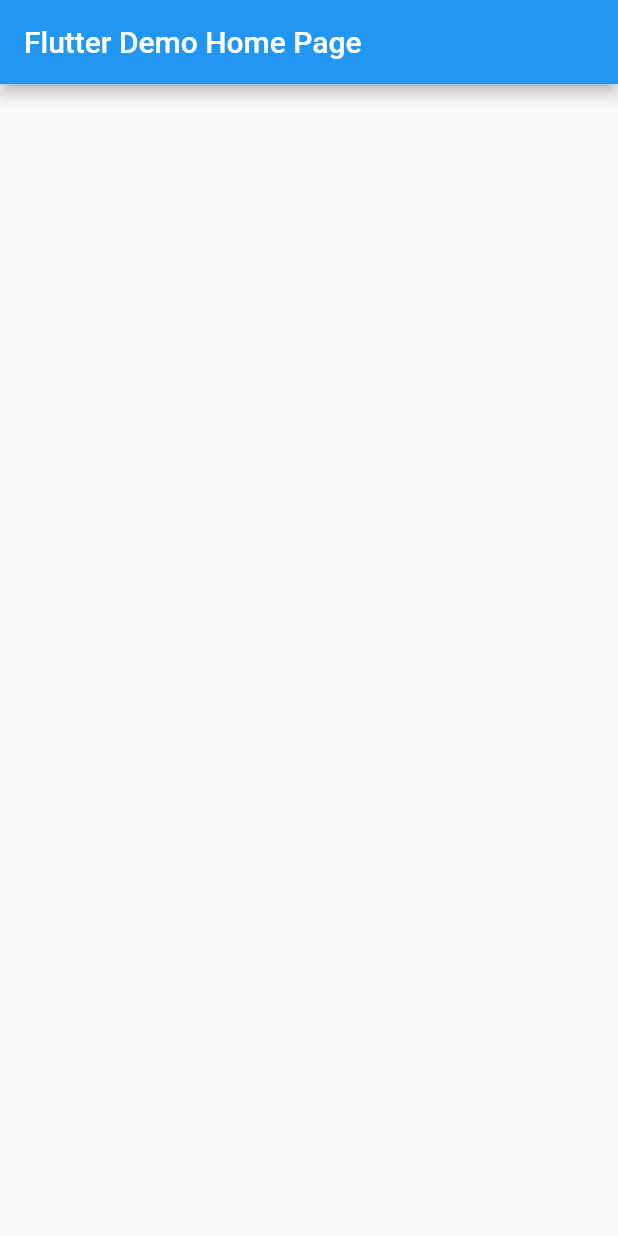
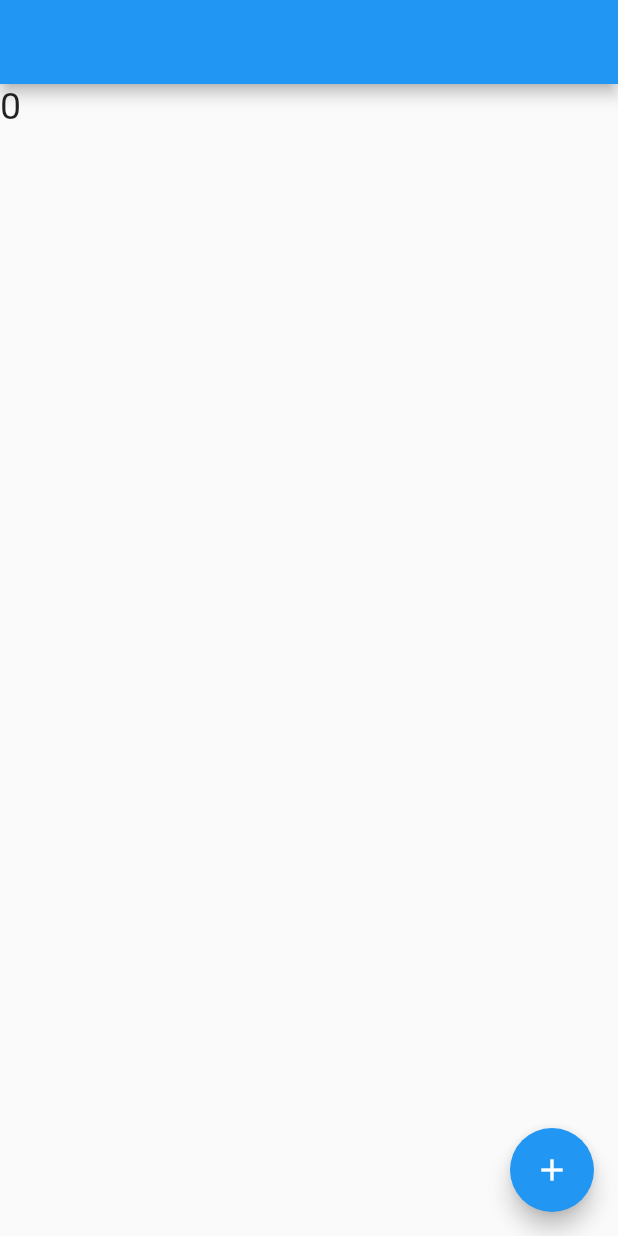
Before and after one commit to SaiyedMustaq/flutter_provider, a Flutter app: the screen it shows after launch, on a phone screen of 412 x 824 dp. Run offline on Flutter 3.47's test engine with Material 2 defaults, Android fonts, the phone set to English and light mode, and no system bars.

Commit message:
-conter page add

```diff
--- a/provider_flutter/lib/main.dart
+++ b/provider_flutter/lib/main.dart
@@ -1,4 +1,8 @@
 import 'package:flutter/material.dart';
+import 'package:provider/provider.dart';
+import 'package:provider_flutter/simple/Counter.dart';
+
+import 'widgets/SimpelCounter.dart';
 
 void main() {
   runApp(const MyApp());
@@ -10,31 +14,18 @@
   // This widget is the root of your application.
   @override
   Widget build(BuildContext context) {
-    return MaterialApp(
-      title: 'Flutter Demo',
-      theme: ThemeData(
-        primarySwatch: Colors.blue,
-      ),
-      home: const MyHomePage(title: 'Flutter Demo Home Page'),
-    );
-  }
-}
-
-class MyHomePage extends StatefulWidget {
-  const MyHomePage({Key? key, required this.title}) : super(key: key);
-
-  final String title;
-
-  @override
-  State<MyHomePage> createState() => _MyHomePageState();
-}
-
-class _MyHomePageState extends State<MyHomePage> {
-  @override
-  Widget build(BuildContext context) {
-    return Scaffold(
-      appBar: AppBar(
-        title: Text(widget.title),
+    return MultiProvider(
+      providers: [
+        ChangeNotifierProvider.value(
+          value: Counter(),
+        ),
+      ],
+      child: MaterialApp(
+        title: 'Flutter Demo',
+        theme: ThemeData(
+          primarySwatch: Colors.blue,
+        ),
+        home: MyHomePage(),
       ),
     );
   }
--- /dev/null
+++ b/provider_flutter/lib/simple/Counter.dart
@@ -0,0 +1,14 @@
+import 'package:flutter/cupertino.dart';
+
+class Counter extends ChangeNotifier {
+  int count = 0;
+
+  int get counter {
+    return count;
+  }
+
+  void increment() {
+    count + 1;
+    notifyListeners();
+  }
+}
--- /dev/null
+++ b/provider_flutter/lib/widgets/SimpelCounter.dart
@@ -0,0 +1,32 @@
+import 'package:flutter/material.dart';
+import 'package:provider/provider.dart';
+
+import '../simple/Counter.dart';
+
+class MyHomePage extends StatelessWidget {
+  int _count = 0;
+  void _incrementCounter() {}
+  MyHomePage({Key? key}) : super(key: key);
+
+  @override
+  Widget build(BuildContext context) {
+    return Scaffold(
+      appBar: AppBar(),
+      body: Column(
+        children: [
+          Consumer<Counter>(builder: (context, val, child) {
+            return Text(
+              '${val.counter}',
+              style: const TextStyle(fontSize: 25.0),
+            );
+          })
+        ],
+      ),
+      floatingActionButton: FloatingActionButton(
+        onPressed: () =>
+            Provider.of<Counter>(context, listen: false).increment(),
+        child: const Icon(Icons.add),
+      ),
+    );
+  }
+}
```
